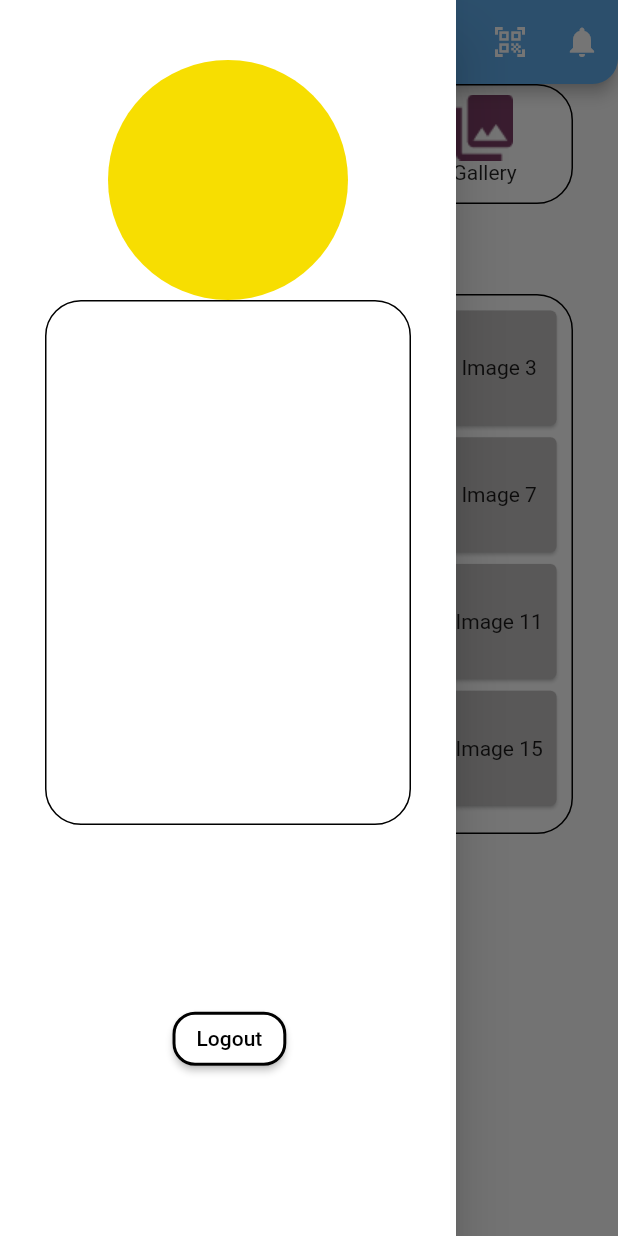
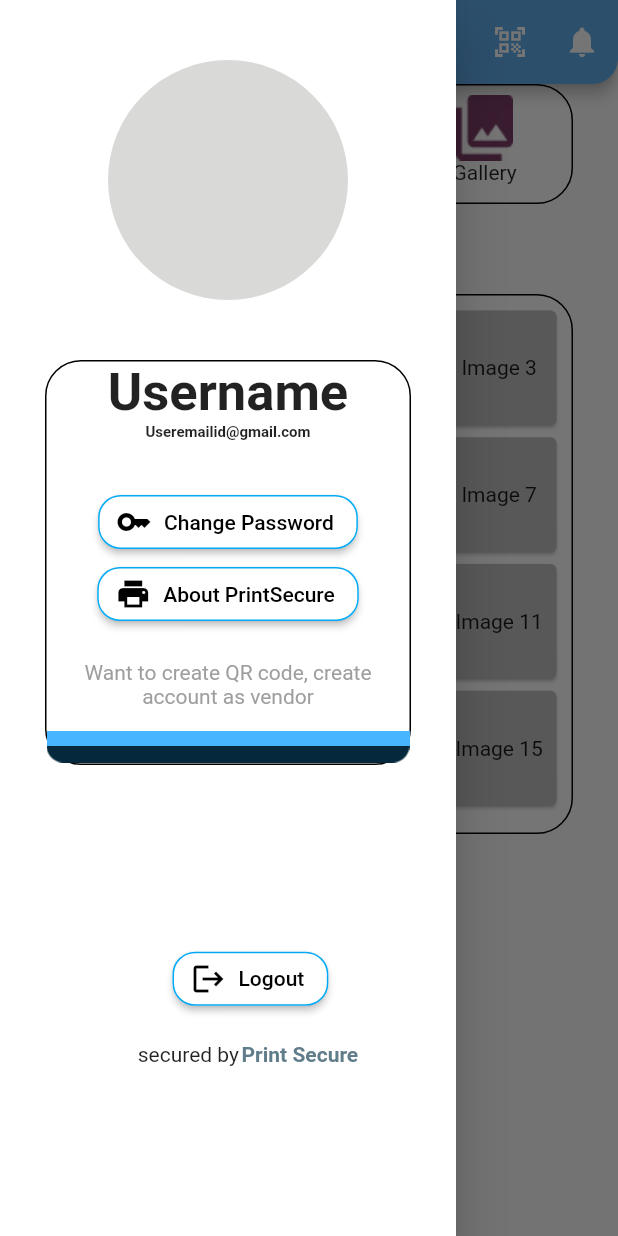
Before and after one commit to KushagraGoel-arad/PrintSecure-1.0, a Flutter app: the screen it shows after launch, with the side drawer open, on a phone screen of 412 x 824 dp. Run offline on Flutter 3.47's test engine with Material 2 defaults, Android fonts, the light colour scheme and no system bars.

Commit message:
userProfile drawer complete UI

```diff
--- a/printsecure/lib/widgets/drawer.dart
+++ b/printsecure/lib/widgets/drawer.dart
@@ -31,15 +31,93 @@ class MyDrawer extends StatelessWidget {
           Positioned(
             height: 100,
             child: CircleAvatar(
-              backgroundColor: Color.fromARGB(255, 247, 222, 1),
+              backgroundColor: Color.fromARGB(255, 217, 217, 215),
               maxRadius: 80,
             ),
           ),
+          SizedBox(
+            height: 40,
+          ),
 
           Container(
+            child: Column(
+              children: [
+                Text(
+                  "Username",
+                  style: TextStyle(fontSize: 35, fontWeight: FontWeight.bold),
+                ),
+                Text(
+                  "Useremailid@gmail.com",
+                  style: TextStyle(fontSize: 10, fontWeight: FontWeight.w600),
+                ),
+                SizedBox(
+                  height: 30,
+                ),
+                Center(
+                  child: ElevatedButton.icon(
+                    // child: Text(
+                    //   'Change Password',
+                    //   style: TextStyle(color: Colors.black),
+                    // ),
+                    style: ElevatedButton.styleFrom(
+                      side: BorderSide(color: Colors.lightBlue),
+                      backgroundColor: Colors.white,
+                      shape: RoundedRectangleBorder(
+                          borderRadius: BorderRadius.all(Radius.circular(15))),
+                    ),
+                    onPressed: () {},
+                    icon: Icon(
+                      Icons.key,
+                      color: Colors.black,
+                      size: 24.0,
+                    ),
+                    label: Text(
+                      'Change Password',
+                      style: TextStyle(color: Colors.black),
+                    ),
+                  ),
+                ),
+                Center(
+                  child: ElevatedButton.icon(
+                    // child: Text(
+                    //   'Change Password',
+                    //   style: TextStyle(color: Colors.black),
+                    // ),
+                    style: ElevatedButton.styleFrom(
+                      side: BorderSide(color: Colors.lightBlue),
+                      backgroundColor: Colors.white,
+                      shape: RoundedRectangleBorder(
+                          borderRadius: BorderRadius.all(Radius.circular(15))),
+                    ),
+                    onPressed: () {},
+                    icon: Icon(
+                      Icons.print,
+                      color: Colors.black,
+                      size: 24.0,
+                    ),
+                    label: Text(
+                      'About PrintSecure',
+                      style: TextStyle(color: Colors.black),
+                    ),
+                  ),
+                ),
+                SizedBox(
+                  height: 20,
+                ),
+                Text(
+                  "Want to create QR code, create account as vendor",
+                  textAlign: TextAlign.center,
+                  style: TextStyle(color: Colors.grey),
+                ),
+                SizedBox(
+                  height: 15,
+                ),
+                Image.asset("assets/login/Rectangle 83.png"),
+                Image.asset("assets/login/Rectangle 82.png"),
+              ],
+            ),
             margin: EdgeInsets.fromLTRB(30, 0, 30, 100),
-            height: 350,
-
+            height: 270,
             decoration: BoxDecoration(
                 color: Colors.white,
                 border: Border.all(color: Colors.black),
@@ -56,21 +134,47 @@ class MyDrawer extends StatelessWidget {
           Row(
             children: [
               Padding(padding: EdgeInsets.fromLTRB(65, 25, 50, 60)),
-              ElevatedButton(
-                child: Text(
-                  'Logout',
-                  style: TextStyle(color: Colors.black),
+              Center(
+                child: ElevatedButton.icon(
+                  // child: Text(
+                  //   'Change Password',
+                  //   style: TextStyle(color: Colors.black),
+                  // ),
+                  style: ElevatedButton.styleFrom(
+                    side: BorderSide(color: Colors.lightBlue),
+                    backgroundColor: Colors.white,
+                    shape: RoundedRectangleBorder(
+                        borderRadius: BorderRadius.all(Radius.circular(15))),
+                  ),
+                  onPressed: () {},
+                  icon: Icon(
+                    Icons.logout,
+                    color: Colors.black,
+                    size: 24.0,
+                  ),
+                  label: Text(
+                    'Logout',
+                    style: TextStyle(color: Colors.black),
+                  ),
                 ),
-                style: ElevatedButton.styleFrom(
-                  side: BorderSide(width: 2, color: Colors.black),
-                  backgroundColor: Colors.white,
-                  shape: RoundedRectangleBorder(
-                      borderRadius: BorderRadius.all(Radius.circular(15))),
-                ),
-                onPressed: () {},
               ),
             ],
           ),
+
+          Row(
+            children: [
+              Text(
+                "                          secured by ",
+                textAlign: TextAlign.center,
+              ),
+              Text(
+                "Print Secure",
+                textAlign: TextAlign.center,
+                style: TextStyle(
+                    fontWeight: FontWeight.bold, color: Colors.blueGrey),
+              ),
+            ],
+          )
         ],
       ),
     );
```
